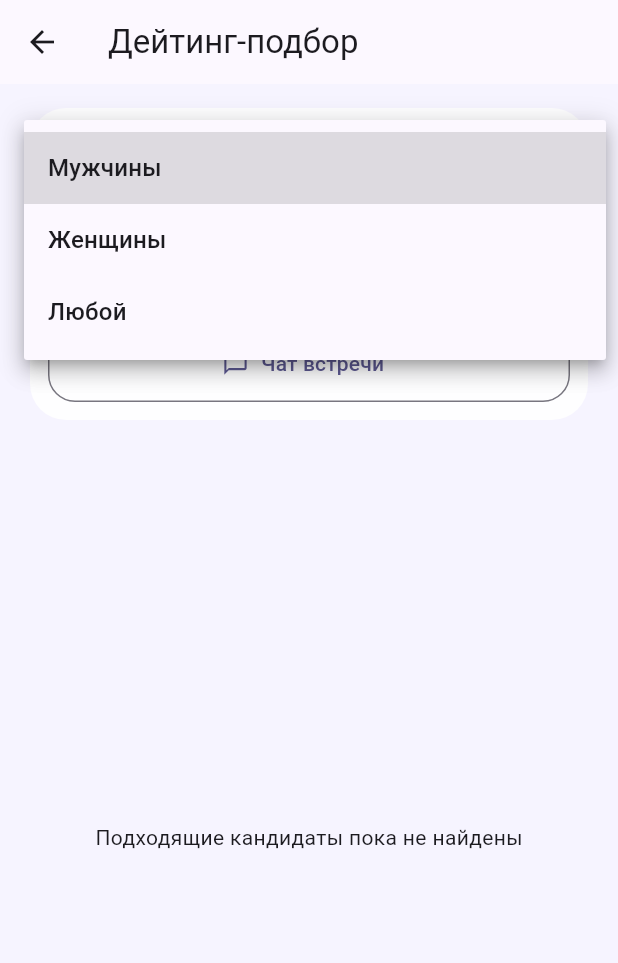
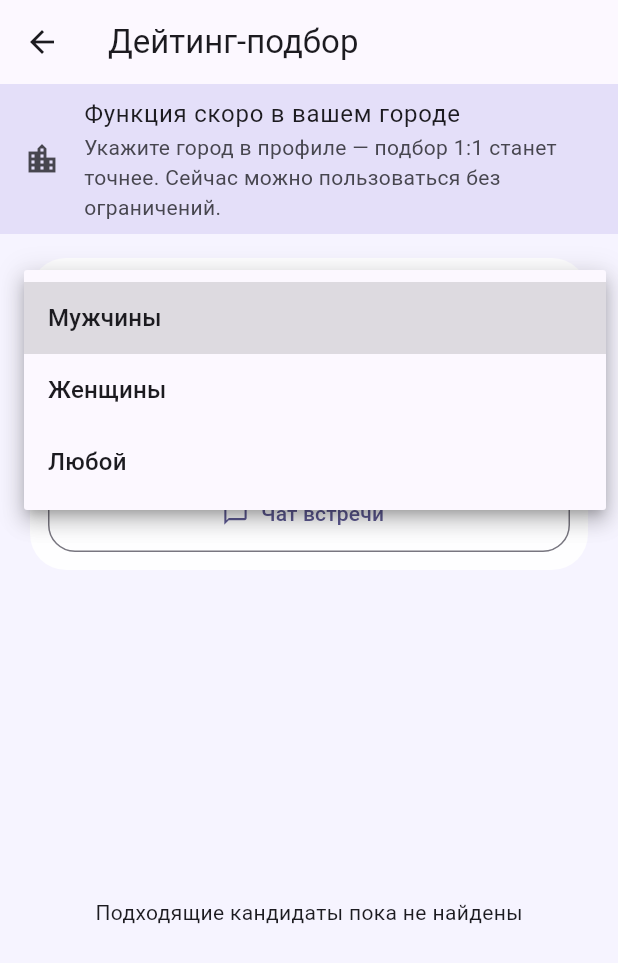
Before and after one commit to kimalexandr/hahaha, a Flutter app: the DatingCandidateListPage screen opened directly with empty values, after a tap on "Пол кандидата", on a phone screen of 412 x 824 dp. Shown: the top 963 px of the screen. Run offline on Flutter 3.47's test engine with Material 3 defaults, Android fonts, the phone set to English and light mode, and no system bars; our stand-ins replace bloc, cached_network_image, cloud_firestore, equatable, firebase_auth, firebase_core and 13 more; accounts and stored records are empty.

Commit message:
feat: chat for invited before join, optional city with dating soft banner
Align group UI with rules so invitees can open meeting chat before joining; make city optional on onboarding and show a soft coming-soon banner for 1:1 dating when city is empty.

Co-authored-by: Cursor <cursoragent@cursor.com>

```diff
--- a/lib/src/features/meetings/presentation/pages/create_meeting_page.dart
+++ b/lib/src/features/meetings/presentation/pages/create_meeting_page.dart
@@ -42,6 +42,7 @@ class _CreateMeetingPageState extends State<CreateMeetingPage> {
   String _datingLookingFor = 'any';
   late DateTime _scheduledAt;
   bool _saving = false;
+  bool _profileCityEmpty = false;
 
   bool get _isEventMeeting => widget.linkedEvent != null;
   bool get _canCreate => _topicController.text.trim().isNotEmpty && !_saving;
@@ -74,6 +75,7 @@ class _CreateMeetingPageState extends State<CreateMeetingPage> {
     if (!mounted || profile == null) return;
     setState(() {
       _datingLookingFor = profile.lookingFor ?? 'any';
+      _profileCityEmpty = profile.city.trim().isEmpty;
     });
   }
 
@@ -242,6 +244,18 @@ class _CreateMeetingPageState extends State<CreateMeetingPage> {
       body: ListView(
         padding: const EdgeInsets.all(16),
         children: [
+          if (_meetingKind == MeetingKind.dating && _profileCityEmpty)
+            Card(
+              color: Theme.of(context).colorScheme.secondaryContainer,
+              child: const ListTile(
+                leading: Icon(Icons.location_city_outlined),
+                title: Text('Функция скоро в вашем городе'),
+                subtitle: Text(
+                  'Город в профиле не указан — дейтинг 1:1 доступен, '
+                  'но подбор по городу пока мягкий. Групповые встречи работают без города.',
+                ),
+              ),
+            ),
           if (event != null)
             Card(
               child: ListTile(
--- a/lib/src/features/meetings/presentation/pages/dating_candidate_list_page.dart
+++ b/lib/src/features/meetings/presentation/pages/dating_candidate_list_page.dart
@@ -33,6 +33,7 @@ class _DatingCandidateListPageState extends State<DatingCandidateListPage> {
   RangeValues _ageFilter = const RangeValues(18, 60);
   bool _loading = true;
   String? _uid;
+  bool _cityEmpty = false;
   List<_DatingCandidateView> _candidates = [];
 
   @override
@@ -54,10 +55,12 @@ class _DatingCandidateListPageState extends State<DatingCandidateListPage> {
       if (!mounted) return;
       setState(() {
         _loading = false;
+        _cityEmpty = false;
         _candidates = [];
       });
       return;
     }
+    final cityEmpty = me.city.trim().isEmpty;
     final excluded = await _repo.participantIds(widget.meeting.id);
     excluded.add(uid);
     List<UserProfile> people = [];
@@ -98,6 +101,7 @@ class _DatingCandidateListPageState extends State<DatingCandidateListPage> {
     if (!mounted) return;
     setState(() {
       _uid = uid;
+      _cityEmpty = cityEmpty;
       _candidates = views;
       _loading = false;
     });
@@ -178,6 +182,18 @@ class _DatingCandidateListPageState extends State<DatingCandidateListPage> {
               ? const Center(child: CircularProgressIndicator())
               : Column(
                 children: [
+                  if (_cityEmpty)
+                    Material(
+                      color: Theme.of(context).colorScheme.secondaryContainer,
+                      child: const ListTile(
+                        leading: Icon(Icons.location_city_outlined),
+                        title: Text('Функция скоро в вашем городе'),
+                        subtitle: Text(
+                          'Укажите город в профиле — подбор 1:1 станет точнее. '
+                          'Сейчас можно пользоваться без ограничений.',
+                        ),
+                      ),
+                    ),
                   Padding(
                     padding: const EdgeInsets.fromLTRB(16, 12, 16, 8),
                     child: Card(
```
Also changed, not shown: lib/src/features/meetings/presentation/pages/meeting_candidates_page.dart (+11 -7 lines), lib/src/features/profile/presentation/pages/edit_profile_page.dart (+8 -8 lines).
